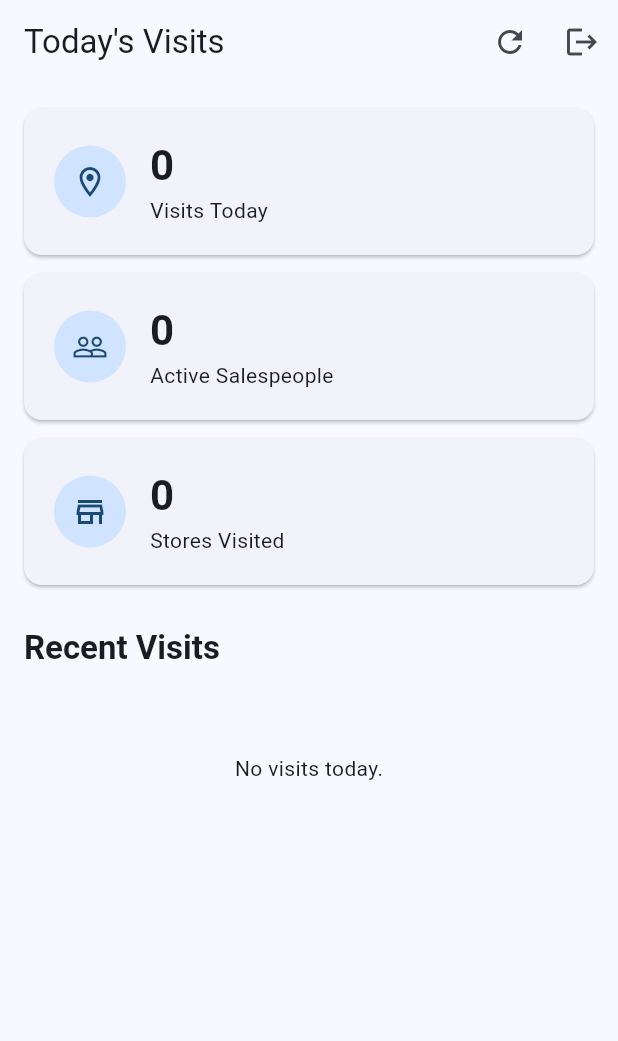
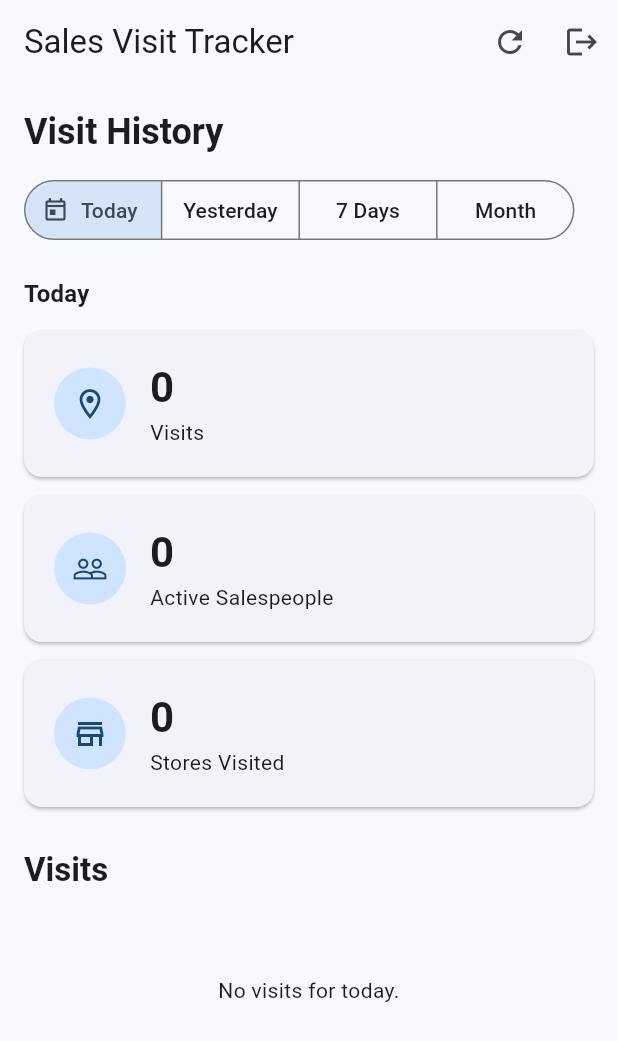
Before and after one commit to vianneywendy/SalesTrackerApp, a Flutter app: the ManagerHomeScreen screen opened directly, on a phone screen of 412 x 824 dp. Shown: the top 1041 px of the screen. Run offline on Flutter 3.47's test engine with Material 3 defaults, Android fonts, the phone set to English and light mode, and no system bars; our stand-ins replace geocoding, geolocator, image_picker, supabase_flutter; accounts and stored records are empty.

Commit message:
Add visit history filters and reusable store management

```diff
--- a/lib/screens/manager_home_screen.dart
+++ b/lib/screens/manager_home_screen.dart
@@ -2,6 +2,13 @@ import 'package:flutter/material.dart';
 import 'package:supabase_flutter/supabase_flutter.dart';
 
 import 'visit_detail_screen.dart';
+
+enum VisitPeriod {
+  today,
+  yesterday,
+  last7Days,
+  thisMonth,
+}
 
 class ManagerHomeScreen extends StatefulWidget {
   const ManagerHomeScreen({super.key});
@@ -12,6 +19,9 @@ class ManagerHomeScreen extends StatefulWidget {
 
 class _ManagerHomeScreenState extends State<ManagerHomeScreen> {
   bool isLoading = true;
+
+  VisitPeriod selectedPeriod = VisitPeriod.today;
+
   List<Map<String, dynamic>> visits = [];
 
   int visitCount = 0;
@@ -24,6 +34,64 @@ class _ManagerHomeScreenState extends State<ManagerHomeScreen> {
     loadVisits();
   }
 
+  DateTimeRange getSelectedDateRange() {
+    final now = DateTime.now();
+
+    final startOfToday = DateTime(
+      now.year,
+      now.month,
+      now.day,
+    );
+
+    switch (selectedPeriod) {
+      case VisitPeriod.today:
+        return DateTimeRange(
+          start: startOfToday,
+          end: startOfToday.add(
+            const Duration(days: 1),
+          ),
+        );
+
+      case VisitPeriod.yesterday:
+        final startOfYesterday = startOfToday.subtract(
+          const Duration(days: 1),
+        );
+
+        return DateTimeRange(
+          start: startOfYesterday,
+          end: startOfToday,
+        );
+
+      case VisitPeriod.last7Days:
+        final startOfPeriod = startOfToday.subtract(
+          const Duration(days: 6),
+        );
+
+        return DateTimeRange(
+          start: startOfPeriod,
+          end: startOfToday.add(
+            const Duration(days: 1),
+          ),
+        );
+
+      case VisitPeriod.thisMonth:
+        final startOfMonth = DateTime(
+          now.year,
+          now.month,
+          1,
+        );
+
+        final startOfNextMonth = now.month == 12
+            ? DateTime(now.year + 1, 1, 1)
+            : DateTime(now.year, now.month + 1, 1);
+
+        return DateTimeRange(
+          start: startOfMonth,
+          end: startOfNextMonth,
+        );
+    }
+  }
+
   Future<void> loadVisits() async {
     if (mounted) {
       setState(() {
@@ -32,23 +100,14 @@ class _ManagerHomeScreenState extends State<ManagerHomeScreen> {
     }
 
     try {
-      final now = DateTime.now();
-
-      final startOfDayLocal = DateTime(
-        now.year,
-        now.month,
-        now.day,
-      );
-
-      final endOfDayLocal = startOfDayLocal.add(
-        const Duration(days: 1),
-      );
+      final dateRange = getSelectedDateRange();
 
       final data = await Supabase.instance.client
           .from('visits')
           .select('''
             id,
             salesperson_id,
+            store_id,
             store_name,
             visited_at,
             notes,
@@ -60,11 +119,11 @@ class _ManagerHomeScreenState extends State<ManagerHomeScreen> {
           ''')
           .gte(
             'visited_at',
-            startOfDayLocal.toUtc().toIso8601String(),
+            dateRange.start.toUtc().toIso8601String(),
           )
           .lt(
             'visited_at',
-            endOfDayLocal.toUtc().toIso8601String(),
+            dateRange.end.toUtc().toIso8601String(),
           )
           .order(
             'visited_at',
@@ -87,13 +146,15 @@ class _ManagerHomeScreenState extends State<ManagerHomeScreen> {
 
       final uniqueStores = loadedVisits
           .map(
-            (visit) => visit['store_name']
+            (visit) =>
+                visit['store_id']?.toString() ??
+                visit['store_name']
                     ?.toString()
                     .trim()
                     .toLowerCase(),
           )
           .whereType<String>()
-          .where((name) => name.isNotEmpty)
+          .where((value) => value.isNotEmpty)
           .toSet();
 
       if (!mounted) return;
@@ -124,6 +185,20 @@ class _ManagerHomeScreenState extends State<ManagerHomeScreen> {
     }
   }
 
+  Future<void> changePeriod(
+    VisitPeriod period,
+  ) async {
+    if (period == selectedPeriod) {
+      return;
+    }
+
+    setState(() {
+      selectedPeriod = period;
+    });
+
+    await loadVisits();
+  }
+
   Future<void> logout() async {
     await Supabase.instance.client.auth.signOut();
 
@@ -133,6 +208,22 @@ class _ManagerHomeScreenState extends State<ManagerHomeScreen> {
       '/',
       (route) => false,
     );
+  }
+
+  String get selectedPeriodLabel {
+    switch (selectedPeriod) {
+      case VisitPeriod.today:
+        return 'Today';
+
+      case VisitPeriod.yesterday:
+        return 'Yesterday';
+
+      case VisitPeriod.last7Days:
+        return 'Last 7 Days';
+
+      case VisitPeriod.thisMonth:
+        return 'This Month';
+    }
   }
 
   String formatTime(String? value) {
@@ -152,11 +243,33 @@ class _ManagerHomeScreenState extends State<ManagerHomeScreen> {
     return '$hour:$minute';
   }
 
+  String formatDate(String? value) {
+    if (value == null) {
+      return '';
+    }
+
+    final dateTime = DateTime.tryParse(value)?.toLocal();
+
+    if (dateTime == null) {
+      return '';
+    }
+
+    final day = dateTime.day.toString().padLeft(2, '0');
+    final month = dateTime.month.toString().padLeft(2, '0');
+
+    return '$day/$month';
+  }
+
+  bool get shouldShowDate {
+    return selectedPeriod != VisitPeriod.today &&
+        selectedPeriod != VisitPeriod.yesterday;
+  }
+
   @override
   Widget build(BuildContext context) {
     return Scaffold(
       appBar: AppBar(
-        title: const Text("Today's Visits"),
+        title: const Text('Sales Visit Tracker'),
         actions: [
           IconButton(
             tooltip: 'Refresh',
@@ -170,11 +283,7 @@ class _ManagerHomeScreenState extends State<ManagerHomeScreen> {
           ),
         ],
       ),
-      body: isLoading
-          ? const Center(
-              child: CircularProgressIndicator(),
-            )
-          : RefreshIndicator(
+      body: RefreshIndicator(
         onRefresh: loadVisits,
         child: ListView(
           physics: const AlwaysScrollableScrollPhysics(),
@@ -183,6 +292,57 @@ class _ManagerHomeScreenState extends State<ManagerHomeScreen> {
             bottom: 24,
           ),
           children: [
+            Padding(
+              padding: const EdgeInsets.symmetric(
+                horizontal: 16,
+              ),
+              child: Text(
+                'Visit History',
+                style: Theme.of(context)
+                    .textTheme
+                    .headlineSmall
+                    ?.copyWith(
+                      fontWeight: FontWeight.bold,
+                    ),
+              ),
+            ),
+
+            const SizedBox(height: 12),
+
+            _PeriodSelector(
+              selectedPeriod: selectedPeriod,
+              onChanged: changePeriod,
+            ),
+
+            const SizedBox(height: 20),
+
+            if (isLoading)
+              const Padding(
+                padding: EdgeInsets.symmetric(
+                  vertical: 80,
+                ),
+                child: Center(
+                  child: CircularProgressIndicator(),
+                ),
+              )
+            else ...[
+              Padding(
+                padding: const EdgeInsets.symmetric(
+                  horizontal: 16,
+                ),
+                child: Text(
+                  selectedPeriodLabel,
+                  style: Theme.of(context)
+                      .textTheme
+                      .titleMedium
+                      ?.copyWith(
+                        fontWeight: FontWeight.bold,
+                      ),
+                ),
+              ),
+
+              const SizedBox(height: 12),
+
               Padding(
                 padding: const EdgeInsets.symmetric(
                   horizontal: 16,
@@ -197,7 +357,7 @@ class _ManagerHomeScreenState extends State<ManagerHomeScreen> {
                         children: [
                           _SummaryCard(
                             icon: Icons.location_on_outlined,
-                                label: 'Visits Today',
+                            label: 'Visits',
                             value: visitCount,
                           ),
                           const SizedBox(height: 12),
@@ -221,7 +381,7 @@ class _ManagerHomeScreenState extends State<ManagerHomeScreen> {
                         Expanded(
                           child: _SummaryCard(
                             icon: Icons.location_on_outlined,
-                                label: 'Visits Today',
+                            label: 'Visits',
                             value: visitCount,
                           ),
                         ),
@@ -254,7 +414,7 @@ class _ManagerHomeScreenState extends State<ManagerHomeScreen> {
                   horizontal: 16,
                 ),
                 child: Text(
-                      'Recent Visits',
+                  'Visits',
                   style: Theme.of(context)
                       .textTheme
                       .titleLarge
@@ -267,14 +427,15 @@ class _ManagerHomeScreenState extends State<ManagerHomeScreen> {
               const SizedBox(height: 8),
 
               if (visits.isEmpty)
-                    const Padding(
-                      padding: EdgeInsets.symmetric(
+                Padding(
+                  padding: const EdgeInsets.symmetric(
                     horizontal: 16,
                     vertical: 48,
                   ),
                   child: Center(
                     child: Text(
-                          'No visits today.',
+                      'No visits for ${selectedPeriodLabel.toLowerCase()}.',
+                      textAlign: TextAlign.center,
                     ),
                   ),
                 )
@@ -296,6 +457,18 @@ class _ManagerHomeScreenState extends State<ManagerHomeScreen> {
                     final storeName =
                         visit['store_name']?.toString() ??
                             'Unknown store';
+
+                    final time = formatTime(
+                      visit['visited_at']?.toString(),
+                    );
+
+                    final date = formatDate(
+                      visit['visited_at']?.toString(),
+                    );
+
+                    final trailingText = shouldShowDate
+                        ? '$date\n$time'
+                        : time;
 
                     return Card(
                       margin: const EdgeInsets.symmetric(
@@ -324,10 +497,8 @@ class _ManagerHomeScreenState extends State<ManagerHomeScreen> {
                           mainAxisSize: MainAxisSize.min,
                           children: [
                             Text(
-                                  formatTime(
-                                    visit['visited_at']
-                                        ?.toString(),
-                                  ),
+                              trailingText,
+                              textAlign: TextAlign.right,
                             ),
                             const SizedBox(width: 4),
                             const Icon(
@@ -340,7 +511,58 @@ class _ManagerHomeScreenState extends State<ManagerHomeScreen> {
                   },
                 ),
             ],
+          ],
         ),
+      ),
+    );
+  }
+}
+
+class _PeriodSelector extends StatelessWidget {
+  const _PeriodSelector({
+    required this.selectedPeriod,
+    required this.onChanged,
+  });
+
+  final VisitPeriod selectedPeriod;
+  final ValueChanged<VisitPeriod> onChanged;
+
+  @override
+  Widget build(BuildContext context) {
+    return SingleChildScrollView(
+      scrollDirection: Axis.horizontal,
+      padding: const EdgeInsets.symmetric(
+        horizontal: 16,
+      ),
+      child: SegmentedButton<VisitPeriod>(
+        segments: const [
+          ButtonSegment(
+            value: VisitPeriod.today,
+            label: Text('Today'),
+            icon: Icon(Icons.today_outlined),
+          ),
+          ButtonSegment(
+            value: VisitPeriod.yesterday,
+            label: Text('Yesterday'),
+          ),
+          ButtonSegment(
+            value: VisitPeriod.last7Days,
+            label: Text('7 Days'),
+          ),
+          ButtonSegment(
+            value: VisitPeriod.thisMonth,
+            label: Text('Month'),
+          ),
+        ],
+        selected: {
+          selectedPeriod,
+        },
+        onSelectionChanged: (selection) {
+          if (selection.isEmpty) return;
+
+          onChanged(selection.first);
+        },
+        showSelectedIcon: false,
       ),
     );
   }
```
Lines whose indentation alone changed are shown as unchanged.
